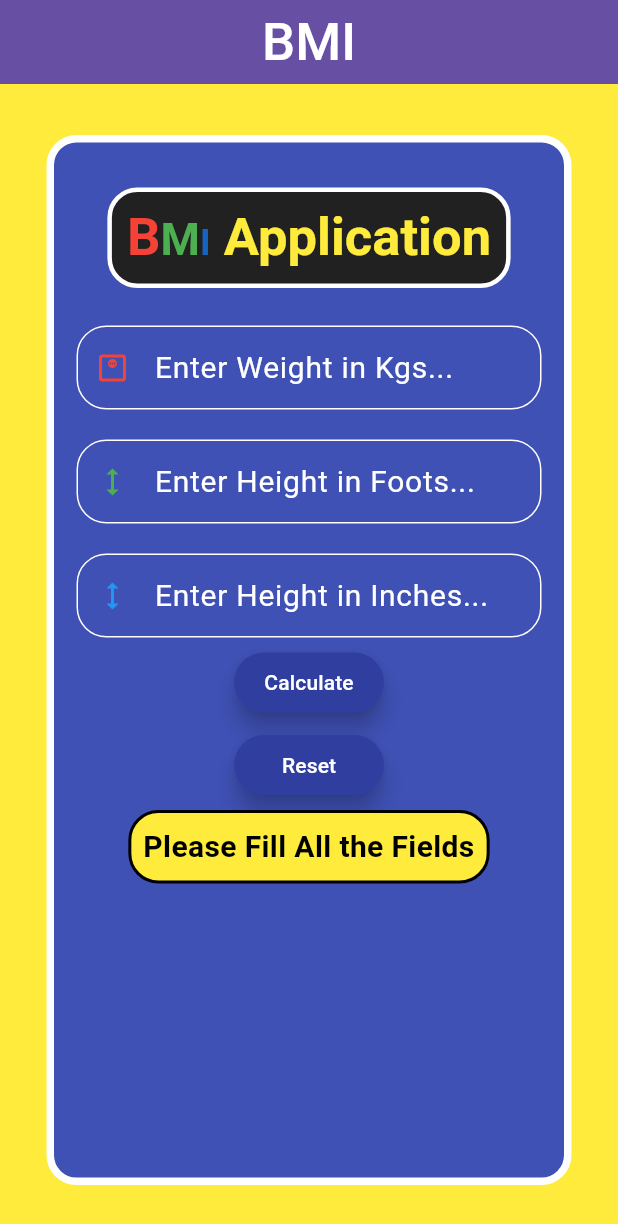
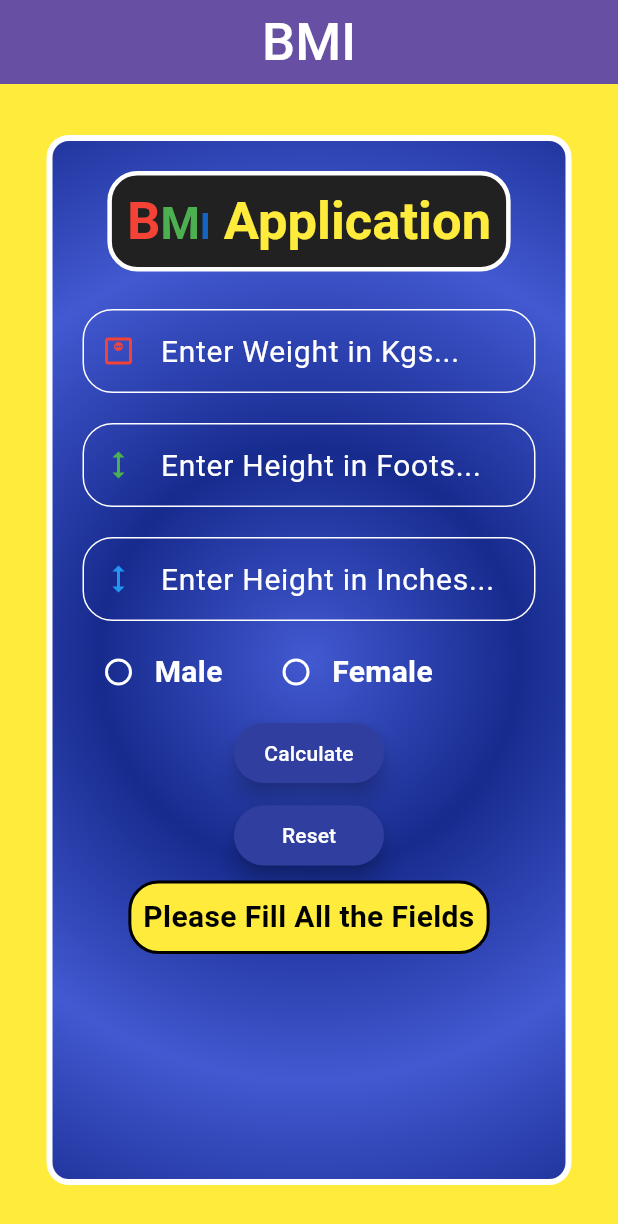
Before and after one commit to Raja-Soni/Body_Mass_Index_Flutter_Application, a Flutter app: the screen it shows after launch, after a tap on "Calculate", on a phone screen of 412 x 824 dp. Shown: the top 1224 px of the screen. Run offline on Flutter 3.47's test engine with Material 3 defaults, Android fonts, the phone set to English and light mode, and no system bars.

Commit message:
added male and female result images and Radio button for each

```diff
--- a/lib/main.dart
+++ b/lib/main.dart
@@ -33,12 +33,15 @@ class MyHomePageState extends State<MyHomePage> {
   var footHeightCont = TextEditingController();
   var inchHeightCont= TextEditingController();
   var weightCont= TextEditingController();
-  var bmiResult="";
+  var bmiResult='';
   Color bgColor = Colors.indigo.shade500;
   Color chngColor = Colors.white;
   Color cautionBGColor = Colors.indigo.shade500;
-  var imgs = ["","assets/images/under_weight.png","assets/images/healthy.png","assets/images/over_weight.png","assets/images/obese.png"];
+  var imgs = ["","assets/images/under_weight_male.png","assets/images/healthy_male.png","assets/images/over_weight_male.png","assets/images/obese_male.png"
+    ,"assets/images/under_weight_female.png","assets/images/healthy_female.png","assets/images/over_weight_female.png","assets/images/obese_female.png"];
   var imageIndex=0;
+  var genderGroupValue="";
+  var gender=['male','female'];
 
   @override
   void dispose() {
@@ -62,15 +65,23 @@ class MyHomePageState extends State<MyHomePage> {
               width: 350,
               height: 700,
               decoration: BoxDecoration(
-                color: Colors.indigo.shade500,
-                borderRadius: BorderRadius.all(Radius.circular(20)),
+                gradient: RadialGradient(
+                    colors: [
+                      Color(0xff4259d1),
+                      Color(0xff172b8e),
+                    ],
+                  focal: Alignment.center,
+                  radius: 0.4,
+                  tileMode: TileMode.mirror
+                ),
+                borderRadius: BorderRadius.all(Radius.circular(15)),
                 border: Border.all(
-                  width: 5,
+                  width: 4,
                   color: Colors.white,
                 )
               ),
               child: Padding(
-                padding: const EdgeInsets.only(top:30,left:15,right:15),
+                padding: const EdgeInsets.all(20.0),
                 child: SingleChildScrollView(
                   child: Column(
                     mainAxisAlignment: MainAxisAlignment.spaceEvenly,
@@ -116,6 +127,34 @@ class MyHomePageState extends State<MyHomePage> {
                         icon: Icon(Icons.height),
                         iconColor: Colors.blue,),
                       SizedBox(height: 10,),
+                      Row(
+                          children: [
+                            Radio(
+                                fillColor: WidgetStateProperty.all(Colors.white),
+                                focusColor: Colors.green,
+                                overlayColor: WidgetStatePropertyAll(Colors.green),
+                                value: gender[0],
+                                groupValue: genderGroupValue,
+                                onChanged:(value){
+                                  genderGroupValue=value.toString();
+                                  setState((){});
+                          }),
+                            Text("Male", style: TextStyle(fontWeight: FontWeight.bold,fontSize: 20, color: Colors.white)),
+                            SizedBox(width: 25,),
+                            Radio(
+                              fillColor: WidgetStatePropertyAll(Colors.white),
+                              focusColor: Colors.green,
+                              overlayColor: WidgetStatePropertyAll(Colors.green),
+                              value: gender[1],
+                              groupValue: genderGroupValue,
+                              onChanged: (value){
+                                genderGroupValue=value.toString();
+                                setState((){});
+                              },),
+                            Text("Female", style: TextStyle(fontWeight: FontWeight.bold,fontSize: 20, color: Colors.white)),
+                          ]
+                      ),
+                      SizedBox(height: 10,),
                       SizedBox(
                         height: 40, width: 100,
                         child: FloatingActionButton(
@@ -125,11 +164,12 @@ class MyHomePageState extends State<MyHomePage> {
                           focusColor: Colors.green,
                           foregroundColor: Colors.white,
                           backgroundColor: Colors.indigo.shade700,
-                          splashColor: Colors.blue.shade800,
+                          splashColor: Colors.green.shade800,
                             onPressed: (){
                               var givenWeight = weightCont.text.toString().trim();
                               var givenFoots = footHeightCont.text.toString().trim();
                               var givenInches = inchHeightCont.text.toString().trim();
+                              var givenGender = genderGroupValue.toString().trim();
 
                               if(givenWeight.isNotEmpty && givenFoots.isNotEmpty && givenInches.isNotEmpty){
                                 try{
@@ -146,24 +186,43 @@ class MyHomePageState extends State<MyHomePage> {
                                     cautionBGColor = Colors.yellow;
                                   });
                                 }
+                                else if(givenGender.isEmpty){
+                                  setState((){
+                                    bmiResult ="Please Select Your Gender!!!";
+                                    bgColor = Colors.yellow;
+                                    chngColor=Colors.black;
+                                    imageIndex = 0;
+                                    cautionBGColor = Colors.yellow;
+                                  });
+                                }
                                 else {
                                   var totalInches = (foots * 12) + inches;
                                   var totalCM = totalInches * 2.54;
                                   var totalMeters = totalCM / 100;
                                   var bmi = weight / (totalMeters * totalMeters);
                                   setState(() {
-                                    if (bmi < 18.5) {
+                                    if (bmi <= 18.5) {
                                       bgColor = Colors.red;
                                       chngColor = bgColor;
                                       cautionBGColor = Colors.indigo;
+                                      if(genderGroupValue=="male"){
                                       imageIndex = 1;
+                                      }
+                                      else{
+                                        imageIndex = 5;
+                                      }
                                       bmiResult =
                                       "Your BMI is: ${bmi.toStringAsFixed(2)} \nYou are Underweight!!!";
                                     }
                                     else if (bmi >= 25 && bmi <= 29.9) {
                                       bgColor = Colors.orange;
                                       chngColor = bgColor;
-                                      imageIndex = 3;
+                                      if(genderGroupValue=="male"){
+                                        imageIndex = 3;
+                                      }
+                                      else{
+                                        imageIndex = 7;
+                                      }
                                       cautionBGColor = Colors.indigo;
                                       bmiResult =
                                       "Your BMI is: ${bmi.toStringAsFixed(2)} \nYou are Overweight!!!";
@@ -172,7 +231,12 @@ class MyHomePageState extends State<MyHomePage> {
                                       bgColor = Colors.red;
                                       chngColor = bgColor;
                                       cautionBGColor = Colors.indigo;
-                                      imageIndex = 4;
+                                      if(genderGroupValue=="male"){
+                                        imageIndex = 4;
+                                      }
+                                      else{
+                                        imageIndex = 8;
+                                      }
                                       bmiResult =
                                       "Your BMI is: ${bmi.toStringAsFixed(2)} \nYou are Obese!!!";
                                     }
@@ -180,7 +244,12 @@ class MyHomePageState extends State<MyHomePage> {
                                       bgColor = Colors.green;
                                       chngColor = bgColor;
                                       cautionBGColor = Colors.indigo;
-                                      imageIndex = 2;
+                                      if(genderGroupValue=="male"){
+                                        imageIndex = 2;
+                                      }
+                                      else{
+                                        imageIndex = 6;
+                                      }
                                       bmiResult =
                                       "Your BMI is: ${bmi.toStringAsFixed(2)}  \nYou are Healthy...";
                                     }
@@ -217,7 +286,7 @@ class MyHomePageState extends State<MyHomePage> {
                             foregroundColor: Colors.white,
                             backgroundColor: Colors.indigo.shade700,
                             focusColor: Colors.green,
-                            splashColor: Colors.blue.shade800,
+                            splashColor: Colors.green.shade800,
                             shape: RoundedRectangleBorder(
                             borderRadius: BorderRadius.circular(20)
                           ),
@@ -231,6 +300,7 @@ class MyHomePageState extends State<MyHomePage> {
                               bgColor = Colors.indigo.shade500;
                               chngColor=Colors.white;
                               cautionBGColor=bgColor;
+                              genderGroupValue="";
                             });
 
                             }, child: Text("Reset")),
@@ -256,6 +326,7 @@ class MyHomePageState extends State<MyHomePage> {
                                     fontWeight: FontWeight.w600)),
                           ),
                         ),
+                      SizedBox(height: 10,),
                       imageIndex != 0 ? Image.asset(
                         imgs[imageIndex],
                         height: 180,
--- a/lib/splash_screen.dart
+++ b/lib/splash_screen.dart
@@ -44,13 +44,13 @@ class SplashScreenState extends State<SplashScreen>{
             mainAxisAlignment: MainAxisAlignment.center,
             children: [
               Image.asset("assets/images/bmi_logo.png",
-                height: 150, width: 250, fit: BoxFit.cover),
+                height: 150, width: 250, fit: BoxFit.fill),
               RichText(text:
                 TextSpan(style: TextStyle(fontSize: 100,),
                 children: [
-                TextSpan(text:"B",style: TextStyle(color: index == 0 ? bgColor : Colors.white)),
-                TextSpan(text:"M",style: TextStyle(color: index == 1 ? bgColor : Colors.white)),
-                TextSpan(text:"I",style: TextStyle(color: index == 2 ? bgColor : Colors.white)),
+                TextSpan(text:"B",style: TextStyle(color: index == 0 ? Colors.red.shade700 : Colors.white)),
+                TextSpan(text:"M",style: TextStyle(color: index == 1 ? Colors.green.shade700: Colors.white)),
+                TextSpan(text:"I",style: TextStyle(color: index == 2 ? Colors.blue.shade700 : Colors.white)),
                 ]
                 )),
             ],
```
Also changed, not shown: assets/images/healthy_female.png (added), assets/images/healthy_male.png (renamed from assets/images/healthy.png), assets/images/obese.png (deleted), assets/images/obese_female.png (added), assets/images/obese_male.png (added), assets/images/over_weight_female.png (added), assets/images/over_weight_male.png (renamed from assets/images/over_weight.png), assets/images/under_weight.png (deleted), assets/images/under_weight_female.png (added), assets/images/under_weight_male.png (added).
